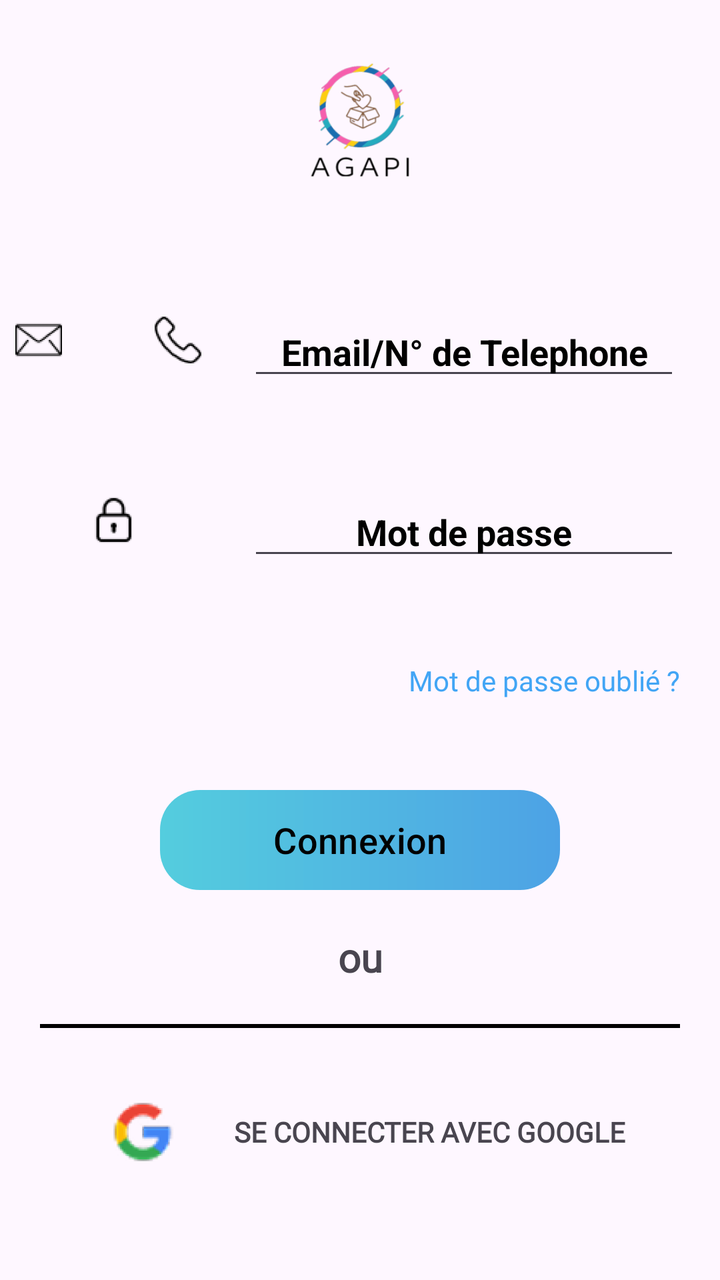
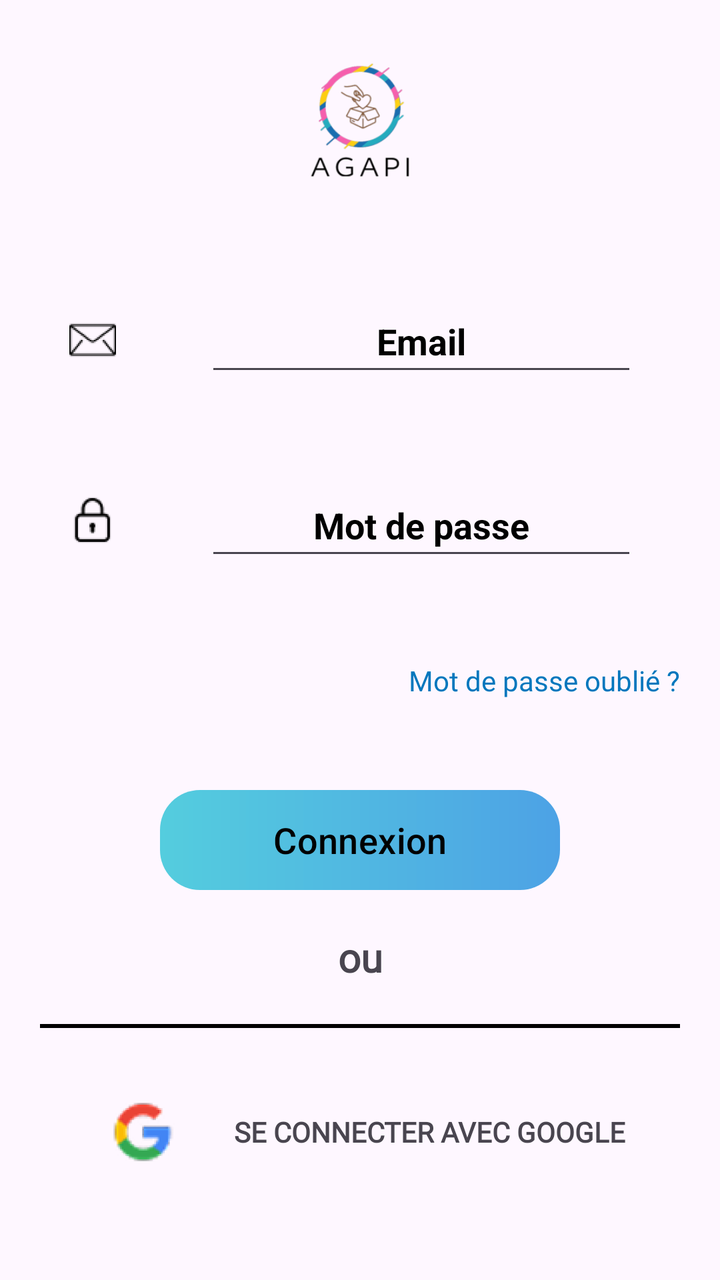

Screens rendered from an Android XML layout before and after an edit, with the pre-edit source and the edit as a unified diff.
<!-- AndroidManifest.xml: application theme Theme.NewAgapiVERSION311CLEAN -->
<!-- res/layout/fragment_login.xml -->
<androidx.constraintlayout.widget.ConstraintLayout xmlns:android="http://schemas.android.com/apk/res/android"
    xmlns:tools="http://schemas.android.com/tools"
    android:layout_width="match_parent"
    android:layout_height="match_parent"
    xmlns:app="http://schemas.android.com/apk/res-auto"
    tools:context="fragments.LoginFragment">

    <ImageView
        android:id="@+id/imageView4"
        android:layout_width="120dp"
        android:layout_height="120dp"
        android:backgroundTint="@color/transparent"
        android:scaleType="fitXY"
        android:src="@mipmap/icon_app"
        app:layout_constraintEnd_toEndOf="parent"
        app:layout_constraintStart_toStartOf="parent"
        app:layout_constraintTop_toTopOf="parent" />

    <ImageView
        android:id="@+id/imageViewEmail"
        android:layout_width="50dp"
        android:layout_height="50dp"
        android:layout_marginBottom="300dp"
        app:layout_constraintBottom_toBottomOf="parent"
        app:layout_constraintStart_toStartOf="parent"
        app:layout_constraintEnd_toStartOf="@id/imageViewTelephone"
        app:layout_constraintTop_toTopOf="parent"
        app:srcCompat="@mipmap/icon_mail"
        app:layout_constraintWidth_percent="0.20"
        android:scaleType="centerCrop"




        />


    <ImageView
        android:id="@+id/imageViewTelephone"
        android:layout_width="50dp"
        android:layout_height="50dp"
        android:layout_marginStart="20dp"
        android:layout_marginEnd="16dp"
        app:layout_constraintBottom_toBottomOf="@id/imageViewEmail"
        app:layout_constraintStart_toEndOf="@id/imageViewEmail"
        app:layout_constraintEnd_toStartOf="@id/editTextMdpLogin"
        app:layout_constraintTop_toTopOf="@id/imageViewEmail"
        app:srcCompat="@mipmap/icon_tel"
        app:layout_constraintWidth_percent="0.20"
        android:scaleType="centerCrop"


        />


    <EditText
        android:id="@+id/login_email"
        android:layout_width="0dp"
        android:layout_height="wrap_content"
        android:layout_marginLeft="10dp"
        android:layout_marginRight="20dp"
        android:hint="Email/N° de Telephone"
        android:textStyle="bold"
        android:gravity="center"
        android:textColorHint="@color/black"
        app:layout_constraintBottom_toBottomOf="@id/imageViewTelephone"
        app:layout_constraintEnd_toEndOf="parent"
        app:layout_constraintStart_toEndOf="@id/imageViewTelephone"
        app:layout_constraintWidth_percent="0.6"


        />

    <ImageView
        android:id="@+id/imageVerrou"
        android:layout_width="50dp"
        android:layout_height="50dp"
        android:layout_gravity="center"
        android:layout_marginTop="40dp"
        app:layout_constraintStart_toEndOf="@id/imageViewEmail"
        app:layout_constraintTop_toBottomOf="@id/imageViewEmail"
        app:layout_constraintStart_toStartOf="parent"
        app:layout_constraintEnd_toStartOf="@id/editTextMdpLogin"
        app:layout_constraintWidth_percent="0.4"
        android:scaleType="centerCrop"
        app:srcCompat="@mipmap/icon_verrou" />

    <EditText
        android:id="@+id/editTextMdpLogin"
        android:layout_width="0dp"
        android:layout_height="wrap_content"
        android:layout_marginLeft="10dp"
        android:layout_marginRight="20dp"
        android:hint="Mot de passe"
        android:textStyle="bold"
        android:gravity="center"
        android:textColorHint="@color/black"
        app:layout_constraintBottom_toBottomOf="@id/imageVerrou"
        app:layout_constraintEnd_toEndOf="parent"
        app:layout_constraintStart_toEndOf="@id/imageVerrou"

        app:layout_constraintWidth_percent="0.6"
        />


    <View
        android:id="@+id/view2"
        android:layout_width="0dp"
        android:layout_height="0dp"
        android:background="@drawable/background_button"
        app:layout_constraintBottom_toBottomOf="@id/buttonConnection"
        app:layout_constraintEnd_toEndOf="@id/buttonConnection"
        app:layout_constraintStart_toStartOf="@id/buttonConnection"
        app:layout_constraintTop_toTopOf="@id/buttonConnection">

    </View>

    <Button
        android:id="@+id/buttonConnection"
        android:layout_width="200dp"
        android:layout_height="50dp"
        android:layout_marginTop="200dp"
        android:background="#00FFFFFF"
        android:text="Connexion"
        android:textColor="@color/black"
        android:textSize="18dp"
        app:layout_constraintBottom_toBottomOf="parent"
        app:layout_constraintEnd_toEndOf="parent"
        app:layout_constraintStart_toStartOf="parent"
        app:layout_constraintTop_toTopOf="parent"

        />

    <TextView
        android:layout_width="wrap_content"
        android:layout_height="wrap_content"
        android:layout_marginEnd="20dp"
        android:fontFamily="@font/poppins"
        android:text="Mot de passe oublié ?"
        android:textAlignment="textEnd"
        android:textColor="@color/text_color"
        app:layout_constraintBottom_toTopOf="@+id/view2"
        app:layout_constraintEnd_toEndOf="parent"
        app:layout_constraintTop_toBottomOf="@id/editTextMdpLogin" />


    <TextView
        android:id="@+id/ou"
        android:layout_width="wrap_content"
        android:layout_height="wrap_content"
        android:layout_marginTop="20dp"
        android:fontFamily="@font/poppins"
        android:text="ou"
        android:textAlignment="center"
        android:textSize="20sp"
        android:textStyle="bold"
        app:layout_constraintEnd_toEndOf="parent"
        app:layout_constraintStart_toStartOf="parent"
        app:layout_constraintTop_toBottomOf="@id/buttonConnection" />

    <View
        android:id="@+id/barrie"
        android:layout_width="0dp"
        android:layout_height="2dp"
        android:layout_margin="20dp"
        android:background="@color/black"
        app:layout_constraintEnd_toEndOf="parent"
        app:layout_constraintStart_toStartOf="parent"
        app:layout_constraintTop_toBottomOf="@id/ou">

    </View>

    <LinearLayout
        android:layout_width="match_parent"
        android:layout_height="wrap_content"
        android:gravity="center"
        android:orientation="horizontal"
        app:layout_constraintBottom_toBottomOf="parent"
        app:layout_constraintTop_toBottomOf="@id/ou">

        <ImageView
            android:id="@+id/icon_google"
            android:layout_width="50dp"
            android:layout_height="50dp"


            app:layout_constraintStart_toStartOf="parent"
            app:srcCompat="@mipmap/icon_google" />

        <TextView
            android:id="@+id/textconnectionGoogle"
            android:layout_width="wrap_content"
            android:layout_height="wrap_content"
            android:layout_marginStart="20dp"
            android:fontFamily="@font/poppins_medium"
            android:text="Se connecter avec google"
            android:textAlignment="center"
            android:textAllCaps="true"
            android:textSize="14sp"
            android:textStyle="bold">

        </TextView>


    </LinearLayout>

</androidx.constraintlayout.widget.ConstraintLayout>
<!-- resources referenced by this layout -->
<resources>
  <color name="black">#FF000000</color>
  <color name="text_color">#42A5F5</color>
  <color name="transparent">#00FFFFFF</color>
  <!-- drawable background_button (drawable) -->
  <?xml version="1.0" encoding="utf-8"?>
  <shape xmlns:android="http://schemas.android.com/apk/res/android"
      >
  
      <gradient
          android:angle="0"
          android:startColor="#54CDDE"
          android:endColor="#4DA2E5"  />
  
      <corners
          android:topLeftRadius="20dp"
          android:topRightRadius="20dp"
          android:bottomLeftRadius="20dp"
          android:bottomRightRadius="20dp"/>
  
  </shape>
  <!-- mipmap icon_app: webp bitmap (mipmap-hdpi, 4898 bytes) -->
  <!-- mipmap icon_google: webp bitmap (mipmap-hdpi, 6128 bytes) -->
  <!-- mipmap icon_mail: webp bitmap (mipmap-hdpi, 1408 bytes) -->
  <!-- mipmap icon_tel: webp bitmap (mipmap-hdpi, 2814 bytes) -->
  <!-- mipmap icon_verrou: webp bitmap (mipmap-hdpi, 1292 bytes) -->
  <style name="Theme.NewAgapiVERSION311CLEAN" parent="Base.Theme.NewAgapiVERSION311CLEAN" />
  <style name="Base.Theme.NewAgapiVERSION311CLEAN" parent="Theme.Material3.DayNight.NoActionBar">
          
          
        
      </style>
</resources>

<!-- the commit's change to res/layout/fragment_login.xml (unified diff, before → after) -->
@@ -10,66 +10,47 @@
         android:layout_width="120dp"
         android:layout_height="120dp"
         android:backgroundTint="@color/transparent"
+        android:contentDescription="@string/logoagapi"
         android:scaleType="fitXY"
         android:src="@mipmap/icon_app"
         app:layout_constraintEnd_toEndOf="parent"
         app:layout_constraintStart_toStartOf="parent"
-        app:layout_constraintTop_toTopOf="parent" />
+        app:layout_constraintTop_toTopOf="parent"
+        tools:ignore="ImageContrastCheck" />
 
     <ImageView
         android:id="@+id/imageViewEmail"
         android:layout_width="50dp"
         android:layout_height="50dp"
         android:layout_marginBottom="300dp"
+        android:contentDescription="@string/mail_icon"
+        android:scaleType="centerCrop"
         app:layout_constraintBottom_toBottomOf="parent"
-        app:layout_constraintStart_toStartOf="parent"
-        app:layout_constraintEnd_toStartOf="@id/imageViewTelephone"
+        app:layout_constraintEnd_toEndOf="@+id/imageVerrou"
         app:layout_constraintTop_toTopOf="parent"
-        app:srcCompat="@mipmap/icon_mail"
-        app:layout_constraintWidth_percent="0.20"
-        android:scaleType="centerCrop"
 
 
-
-
-        />
-
-
-    <ImageView
-        android:id="@+id/imageViewTelephone"
-        android:layout_width="50dp"
-        android:layout_height="50dp"
-        android:layout_marginStart="20dp"
-        android:layout_marginEnd="16dp"
-        app:layout_constraintBottom_toBottomOf="@id/imageViewEmail"
-        app:layout_constraintStart_toEndOf="@id/imageViewEmail"
-        app:layout_constraintEnd_toStartOf="@id/editTextMdpLogin"
-        app:layout_constraintTop_toTopOf="@id/imageViewEmail"
-        app:srcCompat="@mipmap/icon_tel"
         app:layout_constraintWidth_percent="0.20"
-        android:scaleType="centerCrop"
-
-
-        />
+        app:srcCompat="@mipmap/icon_mail" />
 
 
     <EditText
         android:id="@+id/login_email"
         android:layout_width="0dp"
         android:layout_height="wrap_content"
-        android:layout_marginLeft="10dp"
-        android:layout_marginRight="20dp"
-        android:hint="Email/N° de Telephone"
-        android:textStyle="bold"
         android:gravity="center"
-        android:textColorHint="@color/black"
-        app:layout_constraintBottom_toBottomOf="@id/imageViewTelephone"
-        app:layout_constraintEnd_toEndOf="parent"
-        app:layout_constraintStart_toEndOf="@id/imageViewTelephone"
-        app:layout_constraintWidth_percent="0.6"
+        android:hint="@string/email"
+        android:importantForAutofill="no"
+        android:inputType="text|textEmailAddress|textAutoComplete"
+        android:minHeight="48dp"
+        android:textColorHint="@color/text_svg_main_color"
 
 
-        />
+        android:textStyle="bold"
+        app:layout_constraintStart_toStartOf="@+id/editTextMdpLogin"
+        app:layout_constraintTop_toTopOf="@+id/imageViewEmail"
+        app:layout_constraintWidth_percent="0.6"
+        tools:ignore="VisualLintTextFieldSize" />
 
     <ImageView
         android:id="@+id/imageVerrou"
@@ -77,30 +58,34 @@
         android:layout_height="50dp"
         android:layout_gravity="center"
         android:layout_marginTop="40dp"
+        android:contentDescription="@string/password_icon"
+        android:scaleType="centerCrop"
+        app:layout_constraintEnd_toStartOf="@id/editTextMdpLogin"
         app:layout_constraintStart_toEndOf="@id/imageViewEmail"
+        app:layout_constraintStart_toStartOf="parent"
         app:layout_constraintTop_toBottomOf="@id/imageViewEmail"
-        app:layout_constraintStart_toStartOf="parent"
-        app:layout_constraintEnd_toStartOf="@id/editTextMdpLogin"
         app:layout_constraintWidth_percent="0.4"
-        android:scaleType="centerCrop"
         app:srcCompat="@mipmap/icon_verrou" />
 
     <EditText
         android:id="@+id/editTextMdpLogin"
         android:layout_width="0dp"
         android:layout_height="wrap_content"
-        android:layout_marginLeft="10dp"
-        android:layout_marginRight="20dp"
-        android:hint="Mot de passe"
+        android:layout_marginStart="10dp"
+        android:layout_marginEnd="20dp"
+        android:gravity="center"
+        android:hint="@string/mot_de_passe"
+        android:importantForAutofill="no"
+        android:inputType="text|textPassword"
+        android:minHeight="48dp"
+        android:textColorHint="@color/text_svg_main_color"
         android:textStyle="bold"
-        android:gravity="center"
-        android:textColorHint="@color/black"
         app:layout_constraintBottom_toBottomOf="@id/imageVerrou"
+
         app:layout_constraintEnd_toEndOf="parent"
         app:layout_constraintStart_toEndOf="@id/imageVerrou"
-
         app:layout_constraintWidth_percent="0.6"
-        />
+        tools:ignore="VisualLintTextFieldSize" />
 
 
     <View
@@ -121,9 +106,9 @@
         android:layout_height="50dp"
         android:layout_marginTop="200dp"
         android:background="#00FFFFFF"
-        android:text="Connexion"
-        android:textColor="@color/black"
-        android:textSize="18dp"
+        android:text="@string/connexion"
+        android:textColor="@color/text_svg_main_color"
+        android:textSize="18sp"
         app:layout_constraintBottom_toBottomOf="parent"
         app:layout_constraintEnd_toEndOf="parent"
         app:layout_constraintStart_toStartOf="parent"
@@ -136,9 +121,9 @@
         android:layout_height="wrap_content"
         android:layout_marginEnd="20dp"
         android:fontFamily="@font/poppins"
-        android:text="Mot de passe oublié ?"
+        android:text="@string/mot_de_passe_oublie"
         android:textAlignment="textEnd"
-        android:textColor="@color/text_color"
+        android:textColor="#0277BD"
         app:layout_constraintBottom_toTopOf="@+id/view2"
         app:layout_constraintEnd_toEndOf="parent"
         app:layout_constraintTop_toBottomOf="@id/editTextMdpLogin" />
@@ -150,7 +135,7 @@
         android:layout_height="wrap_content"
         android:layout_marginTop="20dp"
         android:fontFamily="@font/poppins"
-        android:text="ou"
+        android:text="@string/ou"
         android:textAlignment="center"
         android:textSize="20sp"
         android:textStyle="bold"
@@ -163,7 +148,7 @@
         android:layout_width="0dp"
         android:layout_height="2dp"
         android:layout_margin="20dp"
-        android:background="@color/black"
+        android:background="@color/text_svg_main_color"
         app:layout_constraintEnd_toEndOf="parent"
         app:layout_constraintStart_toStartOf="parent"
         app:layout_constraintTop_toBottomOf="@id/ou">
@@ -177,13 +162,12 @@
         android:orientation="horizontal"
         app:layout_constraintBottom_toBottomOf="parent"
         app:layout_constraintTop_toBottomOf="@id/ou">
-
         <ImageView
             android:id="@+id/icon_google"
             android:layout_width="50dp"
             android:layout_height="50dp"
 
-
+            android:contentDescription="@string/se_connecter_avec_google"
             app:layout_constraintStart_toStartOf="parent"
             app:srcCompat="@mipmap/icon_google" />
 
@@ -193,15 +177,12 @@
             android:layout_height="wrap_content"
             android:layout_marginStart="20dp"
             android:fontFamily="@font/poppins_medium"
-            android:text="Se connecter avec google"
+            android:text="@string/se_connecter_avec_google"
             android:textAlignment="center"
             android:textAllCaps="true"
             android:textSize="14sp"
             android:textStyle="bold">
-
         </TextView>
-
-
     </LinearLayout>
 
 </androidx.constraintlayout.widget.ConstraintLayout>
<!-- resource entries referenced after the edit -->
@@ -1,7 +1,6 @@
 <!-- resources referenced by this layout -->
 <resources>
-  <color name="black">#FF000000</color>
-  <color name="text_color">#42A5F5</color>
+  <color name="text_svg_main_color">#FF000000</color>
   <color name="transparent">#00FFFFFF</color>
   <!-- drawable background_button (drawable) -->
   <?xml version="1.0" encoding="utf-8"?>
@@ -23,8 +22,16 @@
   <!-- mipmap icon_app: webp bitmap (mipmap-hdpi, 4898 bytes) -->
   <!-- mipmap icon_google: webp bitmap (mipmap-hdpi, 6128 bytes) -->
   <!-- mipmap icon_mail: webp bitmap (mipmap-hdpi, 1408 bytes) -->
-  <!-- mipmap icon_tel: webp bitmap (mipmap-hdpi, 2814 bytes) -->
   <!-- mipmap icon_verrou: webp bitmap (mipmap-hdpi, 1292 bytes) -->
+  <string name="connexion">Connexion</string>
+  <string name="email">Email</string>
+  <string name="logoagapi">LogoAgapi</string>
+  <string name="mail_icon">mail Icon</string>
+  <string name="mot_de_passe">Mot de passe</string>
+  <string name="mot_de_passe_oublie">Mot de passe oublié ?</string>
+  <string name="ou">ou</string>
+  <string name="password_icon">password icon</string>
+  <string name="se_connecter_avec_google">Se connecter avec google</string>
   <style name="Theme.NewAgapiVERSION311CLEAN" parent="Base.Theme.NewAgapiVERSION311CLEAN" />
   <style name="Base.Theme.NewAgapiVERSION311CLEAN" parent="Theme.Material3.DayNight.NoActionBar">
           
